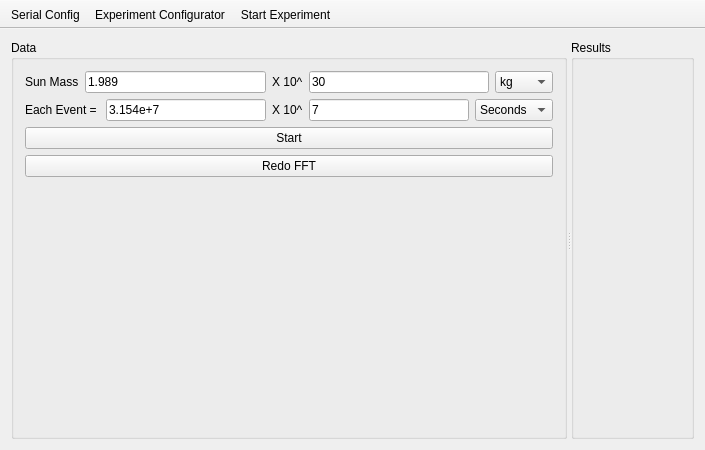
yobson/Exoplanet-Simulation, file mainwindow.ui: the form before one commit.
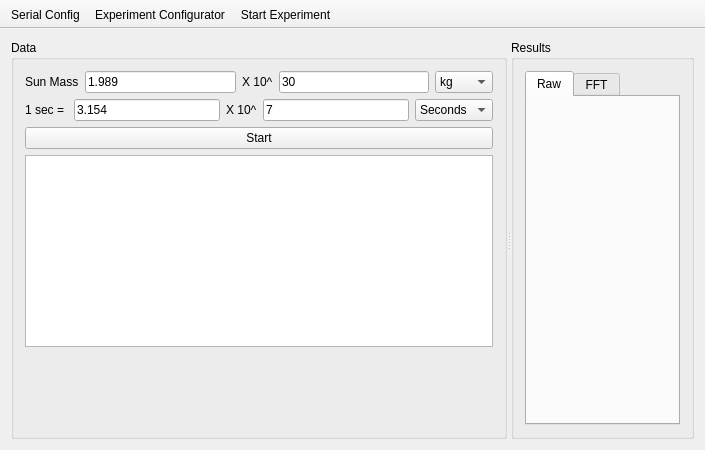
The form after the commit. Icons and pictures are not drawn.

Patch:
```diff
--- a/mainwindow.ui
+++ b/mainwindow.ui
@@ -25,6 +25,12 @@
        <enum>Qt::Horizontal</enum>
       </property>
       <widget class="QGroupBox" name="groupBox">
+       <property name="sizePolicy">
+        <sizepolicy hsizetype="Preferred" vsizetype="Preferred">
+         <horstretch>0</horstretch>
+         <verstretch>0</verstretch>
+        </sizepolicy>
+       </property>
        <property name="title">
         <string>Data</string>
        </property>
@@ -80,14 +86,14 @@
           <item>
            <widget class="QLabel" name="label_3">
             <property name="text">
-             <string>Each Event = </string>
+             <string>1 sec = </string>
             </property>
            </widget>
           </item>
           <item>
            <widget class="QLineEdit" name="lineEdit">
             <property name="text">
-             <string>3.154e+7</string>
+             <string>3.154</string>
             </property>
            </widget>
           </item>
@@ -139,9 +145,9 @@
          </widget>
         </item>
         <item>
-         <widget class="QPushButton" name="pushButton">
-          <property name="text">
-           <string>Redo FFT</string>
+         <widget class="QPlainTextEdit" name="Results">
+          <property name="readOnly">
+           <bool>true</bool>
           </property>
          </widget>
         </item>
@@ -161,9 +167,44 @@
        </layout>
       </widget>
       <widget class="QGroupBox" name="groupBox_2">
+       <property name="sizePolicy">
+        <sizepolicy hsizetype="Preferred" vsizetype="Preferred">
+         <horstretch>0</horstretch>
+         <verstretch>0</verstretch>
+        </sizepolicy>
+       </property>
        <property name="title">
         <string>Results</string>
        </property>
+       <layout class="QVBoxLayout" name="verticalLayout_3">
+        <item>
+         <widget class="QTabWidget" name="tabWidget">
+          <property name="currentIndex">
+           <number>0</number>
+          </property>
+          <widget class="QWidget" name="tab">
+           <attribute name="title">
+            <string>Raw</string>
+           </attribute>
+           <layout class="QVBoxLayout" name="verticalLayout_5">
+            <item>
+             <layout class="QVBoxLayout" name="RawLayout"/>
+            </item>
+           </layout>
+          </widget>
+          <widget class="QWidget" name="tab_2">
+           <attribute name="title">
+            <string>FFT</string>
+           </attribute>
+           <layout class="QVBoxLayout" name="verticalLayout_6">
+            <item>
+             <layout class="QVBoxLayout" name="FFTLayout"/>
+            </item>
+           </layout>
+          </widget>
+         </widget>
+        </item>
+       </layout>
       </widget>
      </widget>
     </item>
```
